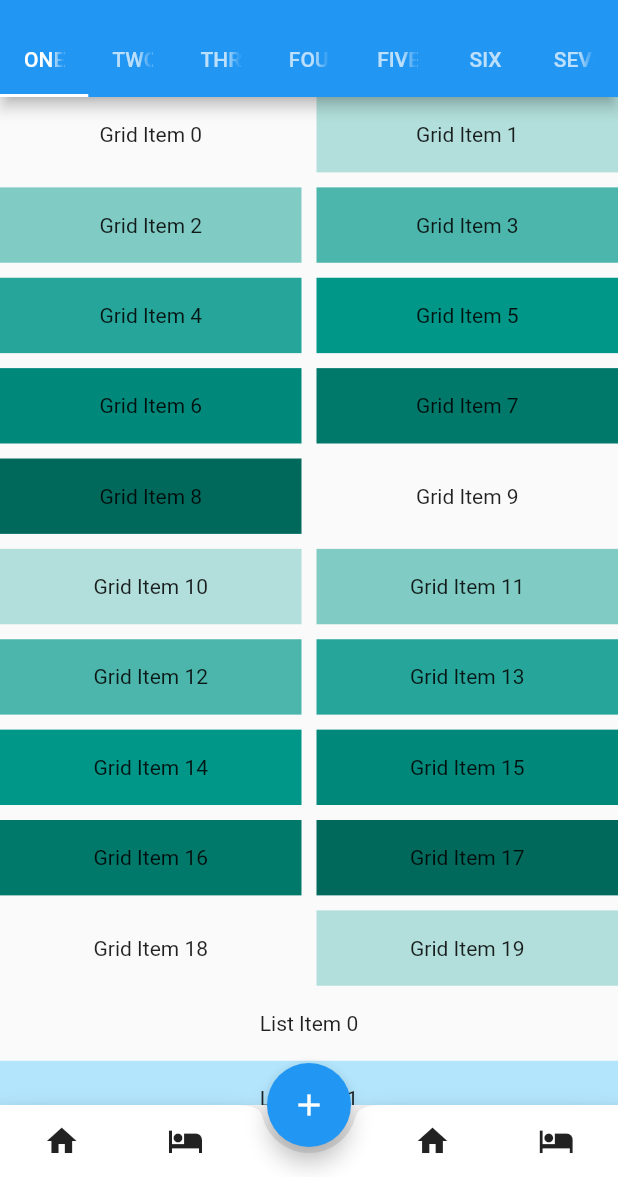
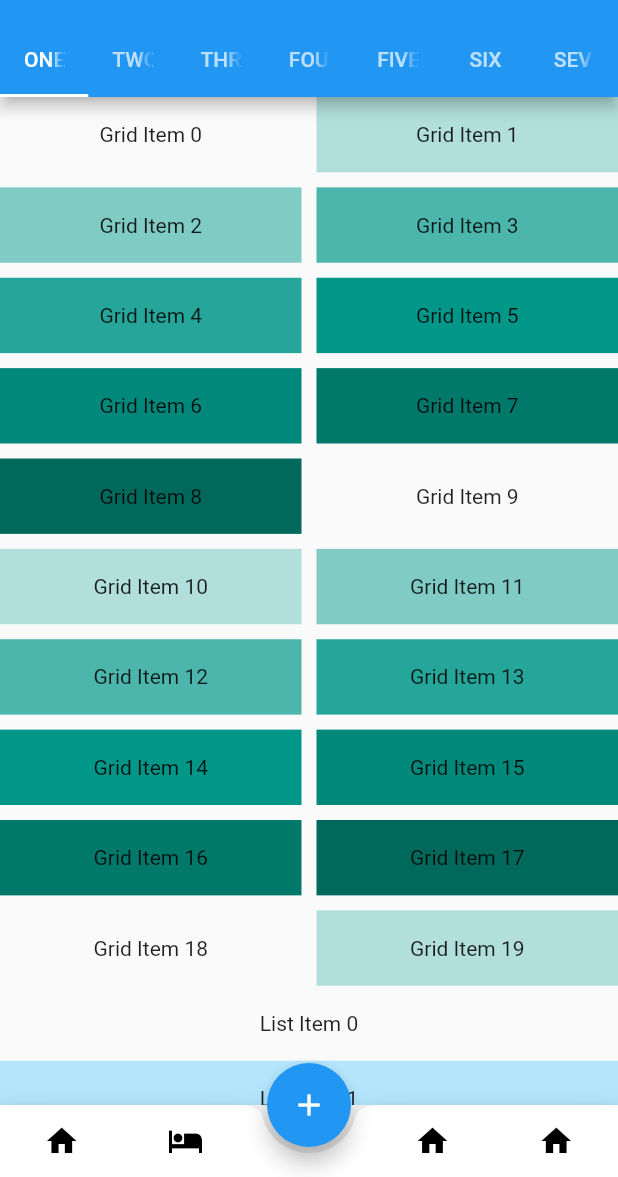
Before and after one commit to wuliubao/community, a Flutter app: the screen it shows after launch, on a phone screen of 412 x 824 dp, the part 59-1236 px from its top. Run offline on Flutter 3.47's test engine with Material 2 defaults, Android fonts, the phone set to English and light mode, and no system bars.

Commit message:
客户端：增加其他各个页面逻辑

```diff
--- a/cilent/lib/main.dart
+++ b/cilent/lib/main.dart
@@ -3,8 +3,8 @@ import 'Constant.dart';
 
 import 'pages/LoginPage.dart';
 import 'pages/maincontent/MainContentPage.dart';
-import 'pages/PostPage.dart';
-import 'pages/ChannelPage.dart';
+import 'pages/InfoPostPage.dart';
+import 'pages/SingleChannelPage.dart';
 import 'pages/DetailPage.dart';
 
 void main() => runApp(MyApp());
@@ -21,8 +21,8 @@ class MyApp extends StatelessWidget {
       routes: <String, WidgetBuilder>{
         Constant.PAGE_LOGIN: (BuildContext context) => new LoginPage(),
         Constant.PAGE_MAIN_CONTENT: (BuildContext context) => new MainContentPage(),
-        Constant.PAGE_POST: (BuildContext context) => new PostPage(),
-        Constant.PAGE_CHANNEL: (BuildContext context) => new ChannelPage(),
+        Constant.PAGE_POST: (BuildContext context) => new InfoPostPage(),
+        Constant.PAGE_CHANNEL: (BuildContext context) => new SingleChannelPage(),
         Constant.PAGE_DETAIL: (BuildContext context) => new DetailPage(),
       },
     );
--- a/cilent/lib/pages/PostPage.dart
+++ b/cilent/lib/pages/InfoPostPage.dart
@@ -1,11 +1,11 @@
 import 'package:flutter/material.dart';
 
-class PostPage extends StatefulWidget {
+class InfoPostPage extends StatefulWidget {
   @override
-  State<StatefulWidget> createState() => PostPageState();
+  State<StatefulWidget> createState() => InfoPostPageState();
 }
 
-class PostPageState extends State<PostPage> {
+class InfoPostPageState extends State<InfoPostPage> {
   Widget build(BuildContext context) {
     return Scaffold(
       appBar: AppBar(title: Text("Post")),
--- /dev/null
+++ b/cilent/lib/pages/maincontent/HeadlinePage.dart
@@ -0,0 +1,46 @@
+import 'package:flutter/material.dart';
+
+class HeadlinePage extends StatefulWidget {
+  @override
+  State<StatefulWidget> createState() => HeadlinePageState();
+}
+
+class HeadlinePageState extends State<HeadlinePage> {
+  Widget build(BuildContext context) {
+    return CustomScrollView(
+      slivers: <Widget>[
+        SliverGrid(
+          gridDelegate: SliverGridDelegateWithMaxCrossAxisExtent(
+            maxCrossAxisExtent: 200.0,
+            mainAxisSpacing: 10.0,
+            crossAxisSpacing: 10.0,
+            childAspectRatio: 4.0,
+          ),
+          delegate: SliverChildBuilderDelegate(
+                (BuildContext context, int index) {
+              return Container(
+                alignment: Alignment.center,
+                color: Colors.teal[100 * (index % 9)],
+                child: Text('Grid Item $index'),
+              );
+            },
+            childCount: 20,
+          ),
+        ),
+        SliverFixedExtentList(
+          itemExtent: 50.0,
+          delegate: SliverChildBuilderDelegate(
+                (BuildContext context, int index) {
+              return Container(
+                alignment: Alignment.center,
+                color: Colors.lightBlue[100 * (index % 9)],
+                child: Text('List Item $index'),
+              );
+            },
+          ),
+        ),
+      ],
+    );
+  }
+
+}
--- a/cilent/lib/pages/maincontent/MainContentPage.dart
+++ b/cilent/lib/pages/maincontent/MainContentPage.dart
@@ -1,3 +1,9 @@
+import 'package:cilent/pages/AllChannelPage.dart';
+import 'package:cilent/pages/ContentListPage.dart';
+import 'package:cilent/pages/PersonInfoPage.dart';
+import 'package:cilent/pages/SingleChannelPage.dart';
+import 'package:cilent/pages/maincontent/HeadlinePage.dart';
+import 'package:cilent/pages/DummyPage.dart';
 import 'package:flutter/material.dart';
 
 import 'package:cilent/Model/NewsBean.dart';
@@ -7,8 +13,15 @@ class MainContentPage extends StatefulWidget {
   State<StatefulWidget> createState() => MainContentPageState();
 }
 
-class MainContentPageState extends State<MainContentPage>
-    with SingleTickerProviderStateMixin {
+class MainContentPageState extends State<MainContentPage> with SingleTickerProviderStateMixin {
+
+  TabController _tabController;
+  PageController _pageController;
+
+  List<Widget> MainBottomTabPages;
+  int MainBottomTabPagesIndex = 0;
+
+  //data list
   final List<Tab> myTabs = <Tab>[
     Tab(text: 'ONE'),
     Tab(text: 'TWO'),
@@ -24,6 +37,8 @@ class MainContentPageState extends State<MainContentPage>
     new NewsBean(text: "2", url: "2.jpg"),
   ];
 
+
+  //Widget
   Widget newsWidget(NewsBean newsBean) => Container(
         height: 100.0,
         color: Colors.redAccent,
@@ -37,18 +52,45 @@ class MainContentPageState extends State<MainContentPage>
         ),
       );
 
+  Widget tabIcon(IconData iconData, int index) =>  IconButton(
+    icon: Icon(iconData),
+    color: index == -1 ? Colors.transparent: Colors.black,
+    onPressed: () {
+      if (index >= 0) {
+        setState(() {
+          MainBottomTabPagesIndex = index;
+        });
+      }
+    },
+  );
+
+  //list Widget
   List<Widget> newsGen() => newsList.map((NewsBean newsBean) {
         return newsWidget(newsBean);
       }).toList();
 
-  TabController _tabController;
-  PageController _pageController;
+  List<Widget> tabPages = <Widget>[
+    HeadlinePage(),
+    SingleChannelPage(channelName: "美食"),
+    SingleChannelPage(channelName: "找工作"),
+    SingleChannelPage(channelName: "亲子"),
+    DummyPage(),
+    DummyPage(),
+    DummyPage(),
+  ];
+
 
   @override
   void initState() {
     super.initState();
     _tabController = TabController(vsync: this, length: myTabs.length);
 
+    MainBottomTabPages = <Widget>[
+      TabBarView(controller: _tabController, children: tabPages),
+      AllChannelPage(),
+      ContentListPage(),
+      PersonInfoPage(),
+    ];
   }
 
   @override
@@ -57,6 +99,7 @@ class MainContentPageState extends State<MainContentPage>
     super.dispose();
   }
 
+  @override
   Widget build(BuildContext context) {
     return Scaffold(
       appBar: AppBar(
@@ -66,79 +109,19 @@ class MainContentPageState extends State<MainContentPage>
           tabs: myTabs,
         ),
       ),
-      body: TabBarView(
-        controller: _tabController,
-        children: myTabs.map((Tab tab) {
-          final String label = tab.text.toLowerCase();
-//          return Center(
-//            child: Text(
-//              'This is the $label tab',
-//              style: const TextStyle(fontSize: 36),
-//            ),
-//          );
-          return CustomScrollView(
-            slivers: <Widget>[
-              SliverGrid(
-                gridDelegate: SliverGridDelegateWithMaxCrossAxisExtent(
-                  maxCrossAxisExtent: 200.0,
-                  mainAxisSpacing: 10.0,
-                  crossAxisSpacing: 10.0,
-                  childAspectRatio: 4.0,
-                ),
-                delegate: SliverChildBuilderDelegate(
-                  (BuildContext context, int index) {
-                    return Container(
-                      alignment: Alignment.center,
-                      color: Colors.teal[100 * (index % 9)],
-                      child: Text('Grid Item $index'),
-                    );
-                  },
-                  childCount: 20,
-                ),
-              ),
-              SliverFixedExtentList(
-                itemExtent: 50.0,
-                delegate: SliverChildBuilderDelegate(
-                  (BuildContext context, int index) {
-                    return Container(
-                      alignment: Alignment.center,
-                      color: Colors.lightBlue[100 * (index % 9)],
-                      child: Text('List Item $index'),
-                    );
-                  },
-                ),
-              ),
-            ],
-          );
-        }).toList(),
-      ),
+      body: MainBottomTabPages[MainBottomTabPagesIndex],
+      //使用BottomAppBar代替BottomNavigationBar来显示中间曲线效果
       bottomNavigationBar: BottomAppBar(
         shape: const CircularNotchedRectangle(),
         child: Row(
             mainAxisSize: MainAxisSize.max,
             mainAxisAlignment: MainAxisAlignment.spaceAround,
             children: <Widget>[
-              IconButton(
-                icon: Icon(Icons.home),
-                onPressed: () {},
-              ),
-              IconButton(
-                icon: Icon(Icons.hotel),
-                onPressed: () {},
-              ),
-              IconButton(
-                color: Colors.transparent,
-                icon: Icon(Icons.hotel),
-                onPressed: () {},
-              ),
-              IconButton(
-                icon: Icon(Icons.home),
-                onPressed: () {},
-              ),
-              IconButton(
-                icon: Icon(Icons.hotel),
-                onPressed: () {},
-              ),
+              tabIcon(Icons.home, 0),
+              tabIcon(Icons.hotel, 1),
+              tabIcon(Icons.home, -1),
+              tabIcon(Icons.home, 2),
+              tabIcon(Icons.home, 3),
             ]),
       ),
       floatingActionButton: FloatingActionButton(
--- a/cilent/pubspec.yaml
+++ b/cilent/pubspec.yaml
@@ -36,6 +36,8 @@ flutter:
   # the material Icons class.
   uses-material-design: true
 
+  assets:
+    - assets/images/
   # To add assets to your application, add an assets section, like this:
   # assets:
   #  - images/a_dot_burr.jpeg
```
Also changed, not shown: cilent/lib/pages/AllChannelPage.dart (added, +29 -0 lines), cilent/lib/pages/ChannelPage.dart (deleted, +0 -19 lines), cilent/lib/pages/ContentListPage.dart (added, +27 -0 lines), cilent/lib/pages/DummyPage.dart (added, +21 -0 lines), cilent/lib/pages/PersonInfoPage.dart (added, +54 -0 lines), cilent/lib/pages/SingleChannelPage.dart (added, +48 -0 lines), cilent/assets/images/food.jpg (added).
